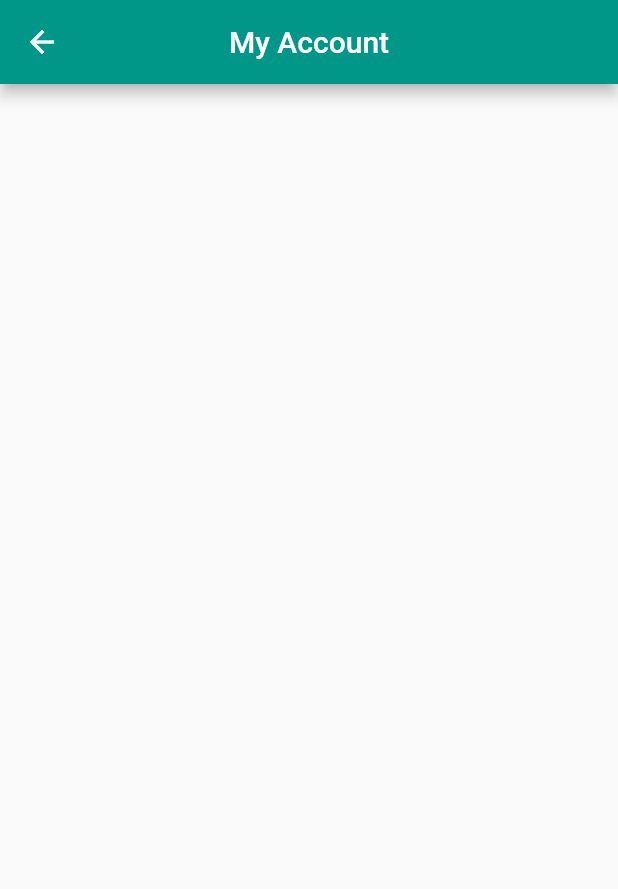
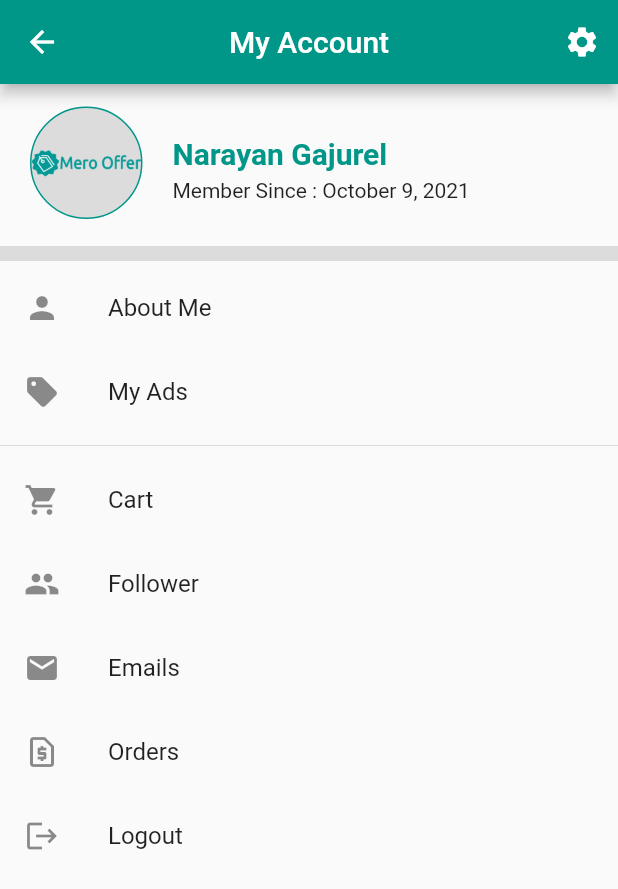
Before and after one commit to Nrngajurel/Mero-Offer-Project, a Flutter app: the AccountPage screen opened directly, on a phone screen of 412 x 824 dp. Shown: the top 889 px of the screen. Run offline on Flutter 3.47's test engine with Material 2 defaults, Android fonts, the phone set to English and light mode, and no system bars; our stand-ins replace cached_network_image, carousel_slider, form_field_validator, get, share_plus; network calls fail.

```diff
--- a/lib/controllers/application-controller.dart
+++ b/lib/controllers/application-controller.dart
@@ -1,9 +1,8 @@
 import 'package:get/get.dart';
 
-class ApplicationController extends GetxController{
-  static final imageBaseUrl= "https://merooffer.com/upsize_images/";
+class ApplicationController extends GetxController {
+  static final imageBaseUrl = "https://merooffer.com/upsize_images/";
   static final imageBaseUrlWithWaterMark = "https://merooffer.com/watermark/";
 
   static RxString current_layout = "Grid".obs;
-
 }
--- a/lib/controllers/product-controller.dart
+++ b/lib/controllers/product-controller.dart
@@ -7,7 +7,7 @@ class ProductController extends GetxController {
 
   RxList<Product> productData = <Product>[].obs;
   Map productDetails = {}.obs;
-  var loading = true.obs;
+  var loading = false.obs;
   static final imageBaseUrl= "https://merooffer.com/upsize_images/";
   static final imageBaseUrlWithWaterMark = "https://merooffer.com/watermark/";
   int? city_id;
--- a/lib/main.dart
+++ b/lib/main.dart
@@ -14,6 +14,10 @@ class MyApp extends StatelessWidget {
       title: 'Mero Offer',
       theme: ThemeData(
         primarySwatch: Colors.teal,
+        inputDecorationTheme: InputDecorationTheme(
+          border: OutlineInputBorder(),
+          contentPadding: EdgeInsets.symmetric(horizontal: 10),
+        ),
       ),
       home: LayoutOne(),
       // routes: {
--- /dev/null
+++ b/lib/pages/account/account.dart
@@ -0,0 +1,88 @@
+import 'package:flutter/material.dart';
+import 'package:get/get.dart';
+import 'package:mero/pages/account/profile.dart';
+class Account extends StatelessWidget {
+  const Account({Key? key}) : super(key: key);
+
+  @override
+  Widget build(BuildContext context) {
+
+    return Container(
+      child: ListView(
+          children: [
+            Container(
+              padding: EdgeInsets.symmetric(horizontal: 20, vertical: 15),
+              child: Row(
+                crossAxisAlignment: CrossAxisAlignment.start,
+                mainAxisAlignment: MainAxisAlignment.start,
+                children: [
+                  Container(
+                    width: 75,
+                    height: 75,
+                    decoration: BoxDecoration(
+                      borderRadius: BorderRadius.circular(70),
+                      color: Colors.black12,
+                      border: Border.all(color: Colors.teal)
+                    ),
+                    child: Image.asset("assets/images/logo.png", width: 50, height: 50,),
+
+                  ),
+                  Container(
+                    padding: EdgeInsets.only(left: 20, top: 20),
+                    child: Column(
+                      // mainAxisAlignment: MainAxisAlignment.start,
+                      crossAxisAlignment: CrossAxisAlignment.start,
+                      children: [
+                        Text("Narayan Gajurel",  style: TextStyle(
+                          color: Colors.teal,
+                          fontWeight: FontWeight.w700,
+                          fontSize: 20
+                        ),),
+                        SizedBox(height: 5,),
+                        Text("Member Since : October 9, 2021")
+                      ],
+                    ),
+                  )
+                ],
+              ),
+
+            ),
+            Divider( thickness: 10,),
+            ListTile(
+              leading: Icon(Icons.person),
+              title: Text("About Me"),
+              onTap: (){
+                Get.to(()=> Profile());
+              },
+            ),
+            ListTile(
+              leading: Icon(Icons.sell),
+              title: Text("My Ads"),
+            ),
+            Divider(),
+            ListTile(
+              leading: Icon(Icons.shopping_cart),
+              title: Text("Cart"),
+            ),
+            ListTile(
+              leading: Icon(Icons.people),
+              title: Text("Follower"),
+            ),
+            ListTile(
+              leading: Icon(Icons.email),
+              title: Text("Emails"),
+            ),
+            ListTile(
+              leading: Icon(Icons.request_page_outlined),
+              title: Text("Orders"),
+            ),
+
+            ListTile(
+              leading: Icon(Icons.logout),
+              title: Text("Logout"),
+            ),
+          ],
+      ),
+    );
+  }
+}
--- a/lib/pages/accountpage.dart
+++ b/lib/pages/accountpage.dart
@@ -1,4 +1,5 @@
 import 'package:flutter/material.dart';
+import 'package:mero/pages/account/account.dart';
 
 
 class AccountPage extends StatefulWidget {
@@ -12,7 +13,16 @@ class _AccountPageState extends State<AccountPage> {
   @override
   Widget build(BuildContext context) {
     return Scaffold(
-      appBar: AppBar(title: Text("My Account"), centerTitle: true,),
+      appBar: AppBar(
+        title: Text("My Account"),
+        centerTitle: true,
+        actions: [
+          IconButton(onPressed: (){
+
+          }, icon: Icon(Icons.settings))
+        ],
+      ),
+      body: Account(),
     );
   }
 }
--- a/lib/pages/category-product.dart
+++ b/lib/pages/category-product.dart
@@ -3,6 +3,7 @@ import 'package:get/get_state_manager/src/rx_flutter/rx_obx_widget.dart';
 import 'package:mero/controllers/application-controller.dart';
 import 'package:mero/widgets/grid_list_switcher.dart';
 import 'package:mero/widgets/gridproducts.dart';
+import 'package:mero/widgets/listproducts.dart';
 import 'package:mero/widgets/locationcatfilterrow.dart';
 
 class CategoryProduct extends StatefulWidget {
@@ -31,7 +32,7 @@ class _CategoryProductState extends State<CategoryProduct> {
           LocationCatFilterRow(),
           GridListSwitcher(),
           if(ApplicationController.current_layout.value == 'List')
-            Text("list view")
+            ListProducts()
           else
             GridProducts()
 
--- a/pubspec.yaml
+++ b/pubspec.yaml
@@ -38,6 +38,8 @@ dependencies:
   cached_network_image: ^3.1.0
   intl: ^0.17.0
   share_plus: "^3.0.2"
+  form_field_validator: ^1.1.0
+  image_form_field: ^0.0.2
 
 dev_dependencies:
   flutter_test:
```
Also changed, not shown: lib/pages/account/profile.dart (added, +137 -0 lines), lib/pages/homepage.dart (+2 -8 lines), lib/validators/validators.dart (added, +15 -0 lines), lib/widgets/listproducts.dart (added, +115 -0 lines), assets/images/ads.png (added), assets/images/change_image_icon.png (added), assets/images/user.jpg (added), pubspec.lock, 1 other file.
